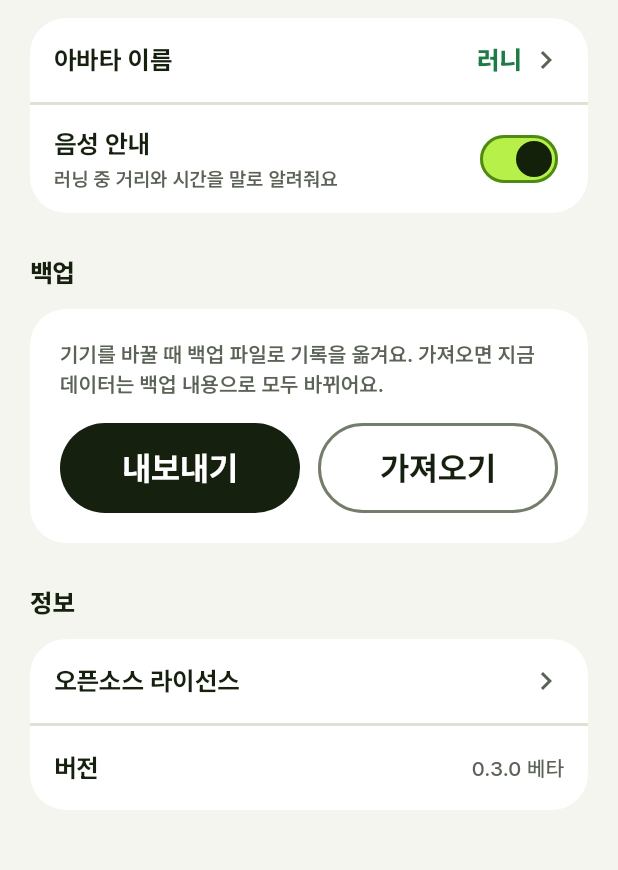
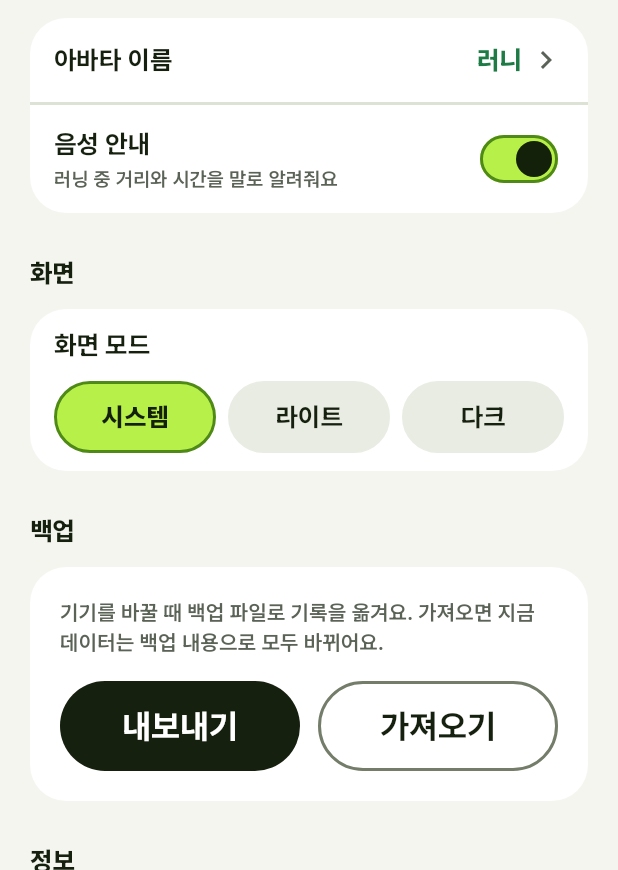
Before and after one commit to dhkim1522/runmagochi, a Flutter app: the SettingsScreen screen opened directly, on a phone screen of 412 x 824 dp, the part 366-1236 px from its top. Run offline on Flutter 3.47's test engine with Material 3 defaults, Android fonts, the phone set to English and light mode, and no system bars; our stand-ins replace drift, drift_flutter, file_picker, flutter_local_notifications, flutter_riverpod, flutter_tts and 3 more; accounts and stored records are empty; generated files the repository leaves out were written again.

Commit message:
feat: 설정에 화면 모드(시스템·라이트·다크) 추가, DB·백업 7판
Co-Authored-By: Claude Opus 5.5 <noreply@anthropic.com>

```diff
--- a/lib/app.dart
+++ b/lib/app.dart
@@ -12,16 +12,16 @@ import 'run/ui/history_screen.dart';
 import 'run/ui/home_screen.dart';
 import 'shop/ui/shop_screen.dart';
 
-class RunmagochiApp extends StatelessWidget {
+class RunmagochiApp extends ConsumerWidget {
   const RunmagochiApp({super.key});
 
   @override
-  Widget build(BuildContext context) {
+  Widget build(BuildContext context, WidgetRef ref) {
     return MaterialApp(
       title: '런마고치',
       theme: appLightTheme(),
       darkTheme: appDarkTheme(),
-      themeMode: ThemeMode.system,
+      themeMode: ref.watch(themeModeProvider).value ?? ThemeMode.system,
       home: const _OnboardingGate(),
     );
   }
--- a/lib/backup/ui/refresh_after_import.dart
+++ b/lib/backup/ui/refresh_after_import.dart
@@ -2,6 +2,7 @@ import 'package:flutter_riverpod/flutter_riverpod.dart';
 
 import '../../achievement/app/providers.dart';
 import '../../avatar/app/providers.dart';
+import '../../profile/app/providers.dart';
 import '../../run/ui/history_screen.dart';
 import '../../run/ui/home_screen.dart';
 import '../../shop/app/providers.dart';
@@ -18,4 +19,5 @@ void refreshAfterImport(WidgetRef ref) {
   ref.invalidate(achievementRunsProvider);
   ref.invalidate(equippedProvider);
   ref.invalidate(ownedItemsProvider);
+  ref.invalidate(themeModeProvider);
 }
--- a/lib/profile/app/providers.dart
+++ b/lib/profile/app/providers.dart
@@ -1,3 +1,4 @@
+import 'package:flutter/material.dart' show ThemeMode;
 import 'package:flutter_riverpod/flutter_riverpod.dart';
 
 import '../../run/app/providers.dart';
@@ -7,3 +8,8 @@ import '../data/profile_repository.dart';
 final profileRepositoryProvider = Provider<ProfileRepository>(
   (ref) => DriftProfileRepository(ref.watch(appDatabaseProvider)),
 );
+
+/// 저장된 화면 모드. 읽기 전에는 시스템을 따른다. 바꾸거나 가져온 뒤 invalidate 한다.
+final themeModeProvider = FutureProvider<ThemeMode>(
+  (ref) => ref.read(profileRepositoryProvider).themeMode(),
+);
--- a/lib/settings/ui/settings_screen.dart
+++ b/lib/settings/ui/settings_screen.dart
@@ -77,6 +77,15 @@ class _SettingsScreenState extends ConsumerState<SettingsScreen> {
     if (mounted) ref.invalidate(_voiceProvider);
   }
 
+  Future<void> _setThemeMode(ThemeMode mode) async {
+    try {
+      await ref.read(profileRepositoryProvider).setThemeMode(mode);
+    } catch (_) {
+      _toast('화면 모드를 바꾸지 못했어요');
+    }
+    if (mounted) ref.invalidate(themeModeProvider);
+  }
+
   Future<void> _editName(String current) async {
     final name = await showDialog<String>(
       context: context,
@@ -110,6 +119,7 @@ class _SettingsScreenState extends ConsumerState<SettingsScreen> {
           refreshAfterImport(ref);
           ref.invalidate(_weightProvider);
           ref.invalidate(_voiceProvider);
+          ref.invalidate(themeModeProvider);
         }
         _toast(doneMessage);
       case BackupCancelled():
@@ -161,6 +171,7 @@ class _SettingsScreenState extends ConsumerState<SettingsScreen> {
     final GrowthState? g = ref.watch(growthStateProvider).value;
     final weight = ref.watch(_weightProvider);
     final voice = ref.watch(_voiceProvider);
+    final themeMode = ref.watch(themeModeProvider);
     final weightLabel = switch (weight) {
       AsyncData(:final value) =>
         value == null ? '입력 안 함' : '${_kgLabel(value)}kg',
@@ -215,6 +226,21 @@ class _SettingsScreenState extends ConsumerState<SettingsScreen> {
                     subtitle: '러닝 중 거리와 시간을 말로 알려줘요',
                     value: voice.value ?? true,
                     onChanged: voice.hasValue ? _setVoice : null,
+                  ),
+                ],
+              ),
+              const _SectionLabel('화면'),
+              _RowsCard(
+                children: [
+                  _ChoiceRow<ThemeMode>(
+                    title: '화면 모드',
+                    options: const [
+                      (ThemeMode.system, '시스템'),
+                      (ThemeMode.light, '라이트'),
+                      (ThemeMode.dark, '다크'),
+                    ],
+                    value: themeMode.value ?? ThemeMode.system,
+                    onChanged: themeMode.hasValue ? _setThemeMode : null,
                   ),
                 ],
               ),
@@ -412,6 +438,47 @@ class _SettingsRow extends StatelessWidget {
 
 /// 켜고 끄는 설정 한 줄. 줄 전체를 누르면 바뀌고 하나의 스위치 노드로 읽힌다.
 /// [onChanged] 가 null 이면 끈 상태(값을 읽는 중)다.
+/// 제목 아래에 칩 줄로 하나를 고르는 설정 한 줄.
+class _ChoiceRow<T> extends StatelessWidget {
+  const _ChoiceRow({
+    required this.title,
+    required this.options,
+    required this.value,
+    required this.onChanged,
+  });
+
+  final String title;
+  final List<(T, String)> options;
+  final T value;
+  final ValueChanged<T>? onChanged;
+
+  @override
+  Widget build(BuildContext context) {
+    final t = AppText.of(context);
+    final change = onChanged;
+    return Padding(
+      padding: const EdgeInsets.symmetric(vertical: Gap.s3, horizontal: Gap.s4),
+      child: Column(
+        crossAxisAlignment: CrossAxisAlignment.stretch,
+        children: [
+          Text(title, style: t.bodyStrong),
+          const SizedBox(height: Gap.s3),
+          ChipRow(
+            children: [
+              for (final (v, label) in options)
+                AppChip(
+                  label: label,
+                  selected: v == value,
+                  onTap: change == null ? () {} : () => change(v),
+                ),
+            ],
+          ),
+        ],
+      ),
+    );
+  }
+}
+
 class _SwitchRow extends StatelessWidget {
   const _SwitchRow({
     required this.title,
```
Also changed, not shown: lib/backup/domain/backup_codec.dart (+8 -2 lines), lib/profile/data/drift_profile_repository.dart (+12 -0 lines), lib/profile/data/profile_repository.dart (+8 -0 lines), lib/run/data/app_database.dart (+8 -1 lines), lib/run/data/app_database.g.dart, 8 other files.
